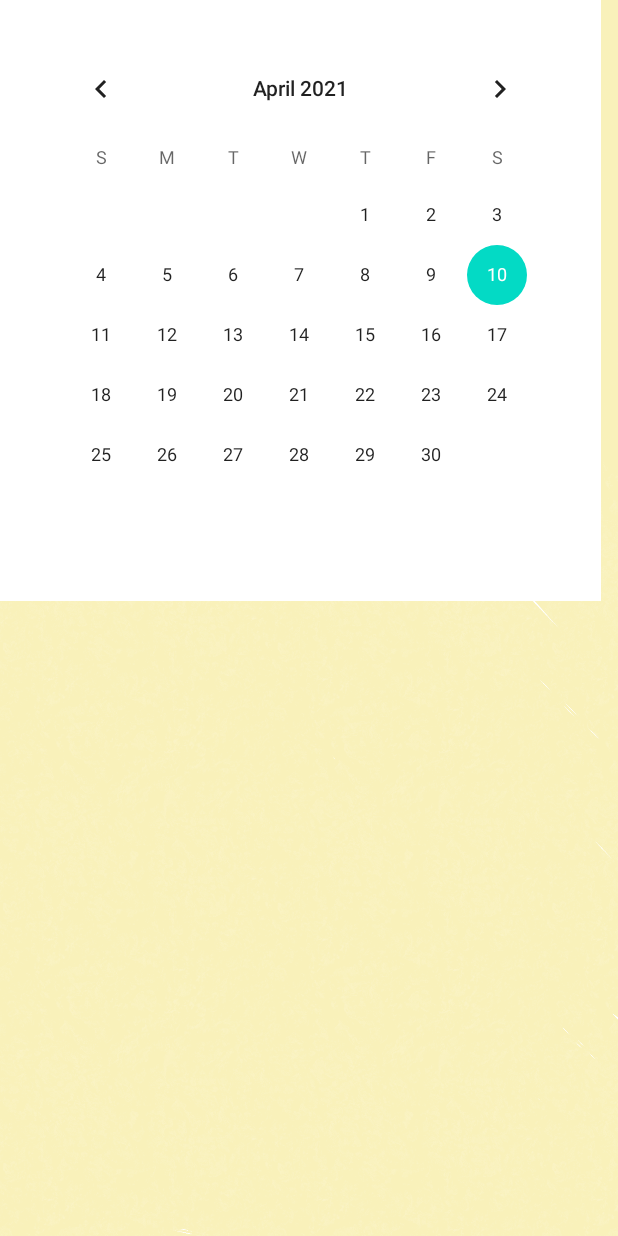
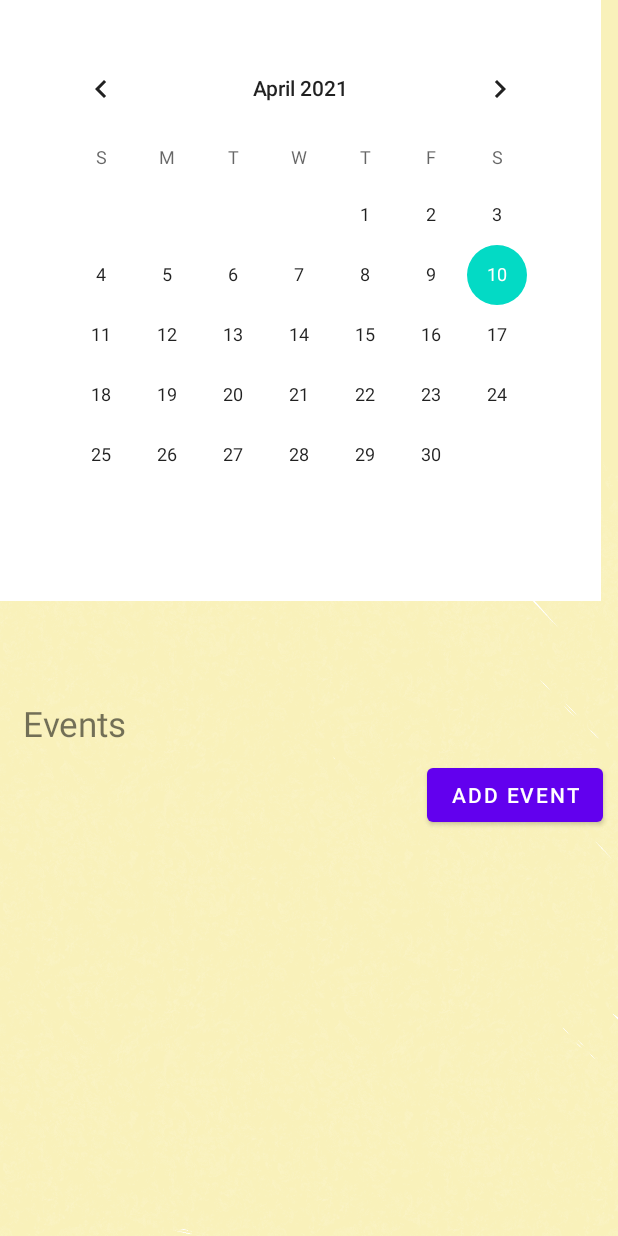
Before and after one commit to tannnguyen13/Water_Reminder_Citrus_Hack_NART, an Android app: the screen it shows after launch (MainActivity), on a phone screen of 412 x 824 dp. Run offline under Robolectric (Android 15) with nearby library versions, the phone set to English and light mode, and no system bars.

Commit message:
Added events and button

```diff
--- a/app/src/main/res/layout/activity_main.xml
+++ b/app/src/main/res/layout/activity_main.xml
@@ -8,19 +8,53 @@
     tools:context=".MainActivity">
 
     <LinearLayout
-        android:background="#FFF"
+        android:id="@+id/linearLayout"
         android:layout_width="wrap_content"
-        android:layout_height="wrap_content">
+        android:layout_height="wrap_content"
+        android:background="#FFF">
+
         <CalendarView
-            android:background="#FFF"
+            android:layout_width="350dp"
+            android:layout_height="350dp"
             android:layout_marginLeft="25dp"
+            android:layout_marginTop="25dp"
             android:layout_marginRight="25dp"
-            android:layout_marginTop="25dp"
             android:layout_marginBottom="25dp"
-            android:layout_width="350dp"
-            android:layout_height="350dp">
-        </CalendarView>
+            android:background="#FFF"></CalendarView>
     </LinearLayout>
 
+    <Button
+        android:id="@+id/button"
+        android:layout_width="wrap_content"
+        android:layout_height="wrap_content"
+        android:layout_marginStart="280dp"
+        android:layout_marginLeft="280dp"
+        android:layout_marginTop="15dp"
+        android:layout_marginEnd="10dp"
+        android:layout_marginRight="10dp"
+        android:layout_marginBottom="270dp"
+        android:text="Add event"
+        app:layout_constraintBottom_toBottomOf="parent"
+        app:layout_constraintEnd_toEndOf="parent"
+        app:layout_constraintHorizontal_bias="1.0"
+        app:layout_constraintStart_toStartOf="parent"
+        app:layout_constraintTop_toBottomOf="@+id/linearLayout"
+        app:layout_constraintVertical_bias="1.0" />
+
+    <TextView
+        android:layout_width="wrap_content"
+        android:layout_height="wrap_content"
+        android:layout_marginStart="35dp"
+        android:layout_marginLeft="35dp"
+        android:layout_marginTop="40dp"
+        android:layout_marginEnd="220dp"
+        android:layout_marginRight="220dp"
+        android:layout_marginBottom="300dp"
+        android:text="Events"
+        android:textSize="23sp"
+        app:layout_constraintBottom_toBottomOf="parent"
+        app:layout_constraintEnd_toStartOf="@+id/button"
+        app:layout_constraintStart_toStartOf="parent"
+        app:layout_constraintTop_toBottomOf="@+id/linearLayout" />
 
 </androidx.constraintlayout.widget.ConstraintLayout>
```
